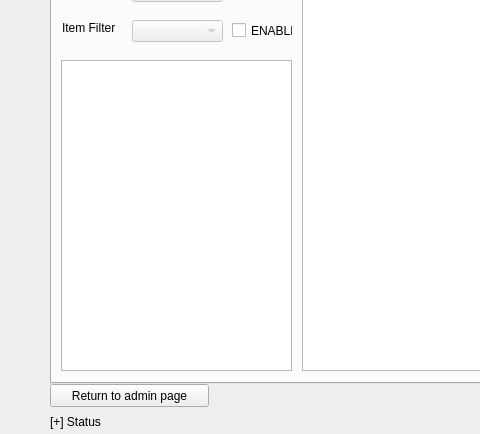
Before: the Qt Designer form Project2/admin_sales_report.ui in tdragon00/CS1C_Project_2, drawn with Qt 5; both pictures show x 0 to 480 and y 216 to 650 of the 1250 by 650 pixel window.
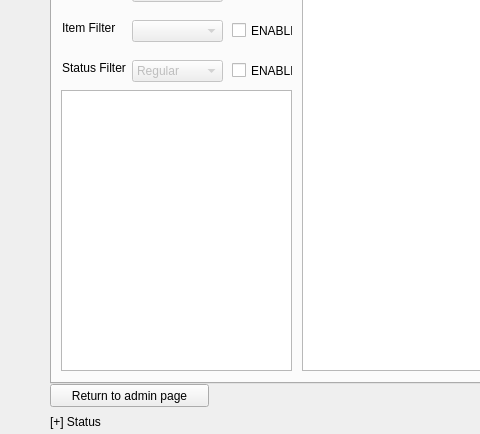
After: the same form once the commit is applied.

Commit message: Filter by Status inside SalesReport

```diff
--- a/Project2/admin_sales_report.ui
+++ b/Project2/admin_sales_report.ui
@@ -159,9 +159,9 @@
      <property name="geometry">
       <rect>
        <x>9</x>
-       <y>200</y>
+       <y>230</y>
        <width>231</width>
-       <height>311</height>
+       <height>281</height>
       </rect>
      </property>
     </widget>
@@ -334,6 +334,55 @@
       <string>Status Sort DSEC</string>
      </property>
     </widget>
+    <widget class="QLabel" name="label_7">
+     <property name="geometry">
+      <rect>
+       <x>10</x>
+       <y>200</y>
+       <width>71</width>
+       <height>16</height>
+      </rect>
+     </property>
+     <property name="text">
+      <string>Status Filter</string>
+     </property>
+    </widget>
+    <widget class="QCheckBox" name="checkStatusFilter">
+     <property name="geometry">
+      <rect>
+       <x>180</x>
+       <y>200</y>
+       <width>61</width>
+       <height>21</height>
+      </rect>
+     </property>
+     <property name="text">
+      <string>ENABLE</string>
+     </property>
+    </widget>
+    <widget class="QComboBox" name="statusFilter">
+     <property name="enabled">
+      <bool>false</bool>
+     </property>
+     <property name="geometry">
+      <rect>
+       <x>80</x>
+       <y>200</y>
+       <width>91</width>
+       <height>22</height>
+      </rect>
+     </property>
+     <item>
+      <property name="text">
+       <string>Regular</string>
+      </property>
+     </item>
+     <item>
+      <property name="text">
+       <string>Executive</string>
+      </property>
+     </item>
+    </widget>
    </widget>
    <widget class="QWidget" name="tab_2">
     <attribute name="title">
```
The commit also changes 2 other files.
